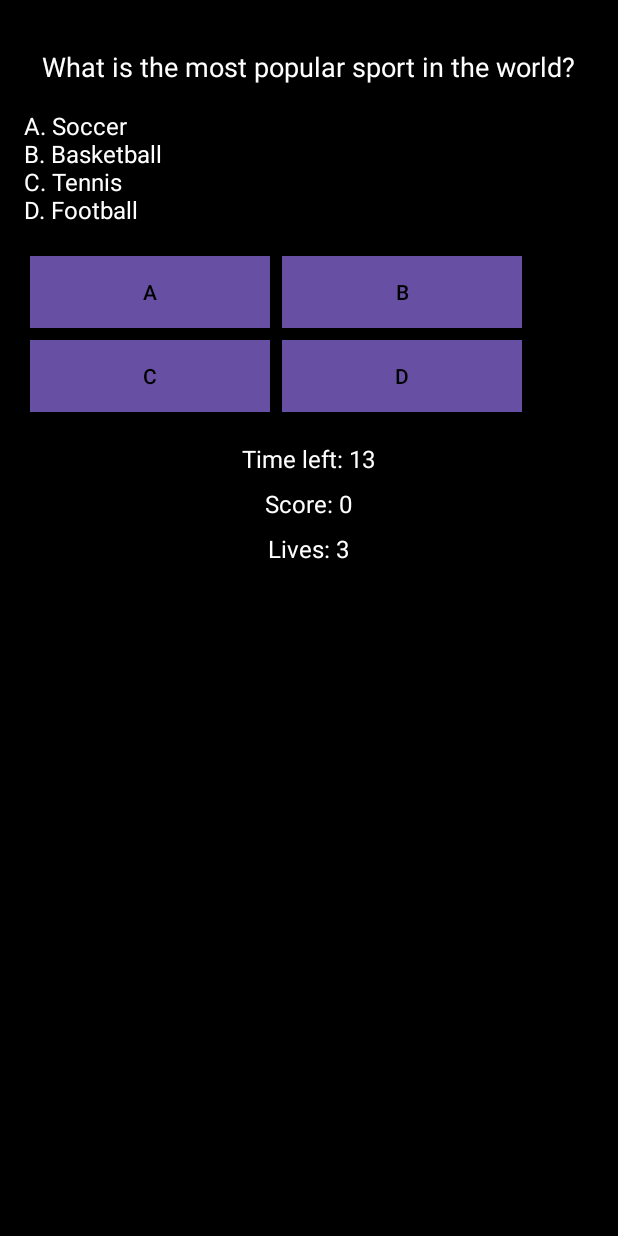
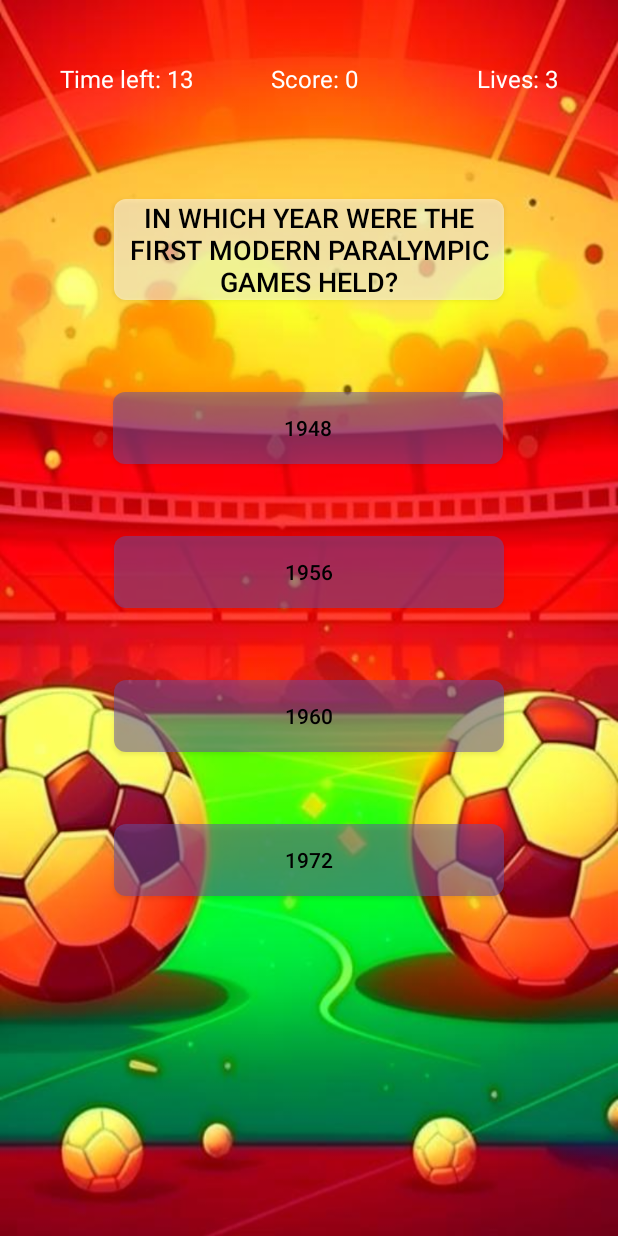
Before and after one commit to StepanWxW/ZaglushkaProject, an Android app: the QuizGameActivity screen opened directly, with no data from a screen before it, on a phone screen of 412 x 824 dp. Run offline under Robolectric (Android 15) with nearby library versions, the phone set to English and light mode, and no system bars.

Commit message:
add questions 15, change design.

```diff
--- a/app/src/main/java/snage/up/laaco/QuestionList.kt
+++ b/app/src/main/java/snage/up/laaco/QuestionList.kt
@@ -50,6 +50,22 @@ class QuestionList {
         Question("Which country won the first ICC T20 World Cup?", "India", "England", "Pakistan", "South Africa", 3),
         Question("How many Grand Slam singles titles does Serena Williams hold?", "15", "20", "23", "28", 3),
         Question("Which sport is played on a rink?", "Soccer", "Basketball", "Hockey", "Baseball", 3),
-        Question("Which country has won the most gold medals in the Summer Olympics?", "United States", "China", "Russia", "Germany", 1)
-    )
+        Question("Which country has won the most gold medals in the Summer Olympics?", "United States", "China", "Russia", "Germany", 1),
+
+        Question("What sport is known as \"The Beautiful Game\"?", "Soccer", "Rugby", "Tennis", "Baseball", 1),
+        Question("In which city is the annual tennis tournament \"Wimbledon\" held?", "Paris", "New York", "London", "Melbourne", 3),
+        Question("Which country is famous for producing legendary boxer Manny Pacquiao?", "Mexico", "Philippines", "United States", "Puerto Rico", 2),
+        Question("How many players are on a standard volleyball team?", "4", "5", "6", "7", 3),
+        Question("Which golfer is often referred to as \"The Golden Bear\"?", "Tiger Woods", "Jack Nicklaus", "Arnold Palmer", "Phil Mickelson", 2),
+        Question("In which year were the first modern Paralympic Games held?", "1948", "1956", "1960", "1972", 3),
+        Question("Which sport uses a net, a shuttlecock, and rackets?", "Badminton", "Table Tennis", "Volleyball", "Squash", 1),
+        Question("Who is the only boxer to have won world titles in eight different weight divisions?", "Muhammad Ali", "Manny Pacquiao", "Mike Tyson", "Sugar Ray Leonard", 2),
+        Question("Which country won the Rugby World Cup in 2015?", "Australia", "New Zealand", "South Africa", "England", 2),
+        Question("Which sport is associated with the \"Grand Slam\" tournaments?", "Soccer", "Tennis", "Golf", "Basketball", 2),
+        Question("What is the diameter of a basketball hoop in inches?", "12 inches", "16 inches", "18 inches", "20 inches", 3),
+        Question("Which country is known for its strong tradition in Sumo wrestling?", "China", "Japan", "Mongolia", "South Korea", 2),
+        Question("In American football, what is a \"Hail Mary\" pass?", "A pass thrown to the sideline", "A short pass near the end zone", "A long pass thrown in desperation", "A pass caught with one hand", 3),
+        Question("Which player holds the record for the most home runs hit in a single MLB season?", "Babe Ruth", "Barry Bonds", "Sammy Sosa", "Mark McGwire", 2),
+        Question("Which country is known for its dominance in rugby sevens?", "South Africa", "New Zealand", "Australia", "Fiji", 4),
+        )
 }
--- a/app/src/main/java/snage/up/laaco/QuizGameActivity.kt
+++ b/app/src/main/java/snage/up/laaco/QuizGameActivity.kt
@@ -12,7 +12,7 @@ import kotlin.random.Random
 class QuizGameActivity : AppCompatActivity() {
 
     private lateinit var questionText: TextView
-    private lateinit var answerOptionsText: TextView
+//    private lateinit var answerOptionsText: TextView
     private lateinit var answer1Button: Button
     private lateinit var answer2Button: Button
     private lateinit var answer3Button: Button
@@ -37,7 +37,7 @@ class QuizGameActivity : AppCompatActivity() {
         setContentView(R.layout.quiz_game_layout)
 
         questionText = findViewById(R.id.questionText)
-        answerOptionsText = findViewById(R.id.answerOptionsText)
+//        answerOptionsText = findViewById(R.id.answerOptionsText)
         answer1Button = findViewById(R.id.answer1Button)
         answer2Button = findViewById(R.id.answer2Button)
         answer3Button = findViewById(R.id.answer3Button)
@@ -65,8 +65,13 @@ class QuizGameActivity : AppCompatActivity() {
         currentQuestion = questions[Random.nextInt(0, questions.size)]
         questionText.text = currentQuestion.question
 
-        val answerOptions = "A. ${currentQuestion.answer1}\nB. ${currentQuestion.answer2}\nC. ${currentQuestion.answer3}\nD. ${currentQuestion.answer4}"
-        answerOptionsText.text = answerOptions
+        answer1Button.text = currentQuestion.answer1
+        answer2Button.text = currentQuestion.answer2
+        answer3Button.text = currentQuestion.answer3
+        answer4Button.text = currentQuestion.answer4
+
+//        val answerOptions = "A. ${currentQuestion.answer1}\nB. ${currentQuestion.answer2}\nC. ${currentQuestion.answer3}\nD. ${currentQuestion.answer4}"
+//        answerOptionsText.text = answerOptions
     }
 
     private fun checkAnswer(selectedAnswer: Int) {
@@ -99,7 +104,7 @@ class QuizGameActivity : AppCompatActivity() {
         answer3Button.visibility = View.GONE
         answer4Button.visibility = View.GONE
         restartButton.visibility = View.VISIBLE
-        answerOptionsText.visibility = View.GONE
+//        answerOptionsText.visibility = View.GONE
         timerText.visibility = View.GONE
         timer.cancel()
 
@@ -131,7 +136,7 @@ class QuizGameActivity : AppCompatActivity() {
         answer3Button.visibility = View.VISIBLE
         answer4Button.visibility = View.VISIBLE
         restartButton.visibility = View.GONE
-        answerOptionsText.visibility = View.VISIBLE
+//        answerOptionsText.visibility = View.VISIBLE
         updateScoreLive()
         startTimer()
     }
--- /dev/null
+++ b/app/src/main/res/drawable/custom_button_background.xml
@@ -0,0 +1,5 @@
+<shape xmlns:android="http://schemas.android.com/apk/res/android"
+    android:shape="rectangle">
+    <solid android:color="#80FFFFFF" /> <!-- Здесь #80 добавляет прозрачность к цвету -->
+    <corners android:radius="8dp" /> <!-- Здесь можно настроить радиус скругления углов -->
+</shape>
--- /dev/null
+++ b/app/src/main/res/drawable/custom_textview_background.xml
@@ -0,0 +1,7 @@
+<?xml version="1.0" encoding="utf-8"?>
+<selector xmlns:android="http://schemas.android.com/apk/res/android">
+    <shape>
+        <solid android:color="#333333" /> <!-- Цвет фона -->
+        <corners android:radius="8dp" /> <!-- Скругление углов -->
+    </shape>
+</selector>
--- a/app/src/main/res/layout/quiz_game_layout.xml
+++ b/app/src/main/res/layout/quiz_game_layout.xml
@@ -5,123 +5,142 @@
     android:layout_width="match_parent"
     android:layout_height="match_parent"
     android:background="#000000"
-    android:padding="16dp"
     tools:context="snage.up.laaco.QuizGameActivity">
+    <ImageView
+        android:id="@+id/imageView"
+        android:layout_width="match_parent"
+        android:layout_height="match_parent"
+        android:scaleType="fitXY"
+        app:srcCompat="@drawable/kandinsky_download_1693227637469" />
 
-    <TextView
-        android:id="@+id/questionText"
-        android:layout_width="wrap_content"
-        android:layout_height="wrap_content"
-        android:layout_centerHorizontal="true"
-        android:layout_marginTop="16dp"
-        android:text="Question"
-        android:textSize="18sp"
-        android:textColor="#FFFFFF" />
-
-    <TextView
-        android:id="@+id/answerOptionsText"
+    <androidx.constraintlayout.widget.ConstraintLayout
+        android:id="@+id/answerButtonsLayout"
         android:layout_width="match_parent"
-        android:layout_height="wrap_content"
-        android:layout_below="@id/questionText"
-        android:layout_centerHorizontal="true"
-        android:layout_marginTop="16dp"
-        android:textSize="16sp"
-        android:textColor="#FFFFFF" />
-
-    <GridLayout
-        android:id="@+id/answerButtonsGrid"
-        android:layout_width="match_parent"
-        android:layout_height="wrap_content"
-        android:layout_below="@id/answerOptionsText"
-        android:layout_centerHorizontal="true"
-        android:layout_marginTop="16dp"
-        android:columnCount="2"
-        android:rowCount="2"
-        android:alignmentMode="alignMargins"
-        android:columnOrderPreserved="false"
-        android:useDefaultMargins="true">
+        android:layout_height="match_parent"
+        android:layout_alignParentTop="true"
+        android:layout_alignParentBottom="true"
+        android:layout_marginTop="1dp"
+        android:layout_marginBottom="-1dp">
 
         <Button
-            android:id="@+id/answer1Button"
-            android:layout_width="160dp"
-            android:layout_height="wrap_content"
-            android:background="#FFFFFF"
-            android:gravity="center"
-            android:text="A"
-            android:textColor="#000000" />
+        android:id="@+id/answer1Button"
+        style="@style/CustomButtonStyle"
+        android:layout_width="260dp"
+        android:layout_height="wrap_content"
+        android:layout_marginTop="260dp"
+        android:text="A"
+        android:singleLine="false"
+        app:layout_constraintEnd_toEndOf="parent"
+        app:layout_constraintHorizontal_bias="0.496"
+        app:layout_constraintHorizontal_chainStyle="packed"
+        app:layout_constraintStart_toStartOf="parent"
+        app:layout_constraintTop_toTopOf="@id/answerButtonsLayout" />
 
         <Button
             android:id="@+id/answer2Button"
-            android:layout_width="160dp"
+            android:layout_width="260dp"
             android:layout_height="wrap_content"
-            android:background="#FFFFFF"
+            android:layout_marginTop="48dp"
+            style="@style/CustomButtonStyle"
             android:gravity="center"
             android:text="B"
-            android:textColor="#000000" />
+            android:textColor="#000000"
+            app:layout_constraintEnd_toEndOf="parent"
+            app:layout_constraintStart_toStartOf="parent"
+            app:layout_constraintTop_toBottomOf="@+id/answer1Button" />
 
         <Button
             android:id="@+id/answer3Button"
-            android:layout_width="160dp"
+            android:layout_width="260dp"
             android:layout_height="wrap_content"
-            android:background="#FFFFFF"
+            android:layout_marginTop="48dp"
+            style="@style/CustomButtonStyle"
             android:gravity="center"
             android:text="C"
-            android:textColor="#000000" />
+            android:textColor="#000000"
+            app:layout_constraintEnd_toEndOf="parent"
+            app:layout_constraintHorizontal_bias="0.498"
+            app:layout_constraintHorizontal_chainStyle="packed"
+            app:layout_constraintStart_toStartOf="parent"
+            app:layout_constraintTop_toBottomOf="@+id/answer2Button" />
 
         <Button
             android:id="@+id/answer4Button"
-            android:layout_width="160dp"
+            android:layout_width="260dp"
             android:layout_height="wrap_content"
-            android:background="#FFFFFF"
+            android:layout_marginTop="48dp"
+            style="@style/CustomButtonStyle"
             android:gravity="center"
             android:text="D"
-            android:textColor="#000000" />
+            android:textColor="#000000"
+            app:layout_constraintEnd_toEndOf="parent"
+            app:layout_constraintHorizontal_bias="0.498"
+            app:layout_constraintStart_toStartOf="parent"
+            app:layout_constraintTop_toBottomOf="@+id/answer3Button" />
 
-    </GridLayout>
+        <TextView
+            android:id="@+id/scoreText"
+            android:layout_width="wrap_content"
+            android:layout_height="wrap_content"
+            android:layout_marginTop="40dp"
+            android:text="Score: 0"
+            android:textColor="#FFFFFF"
+            android:textSize="16sp"
+            app:layout_constraintEnd_toEndOf="parent"
+            app:layout_constraintHorizontal_bias="0.511"
+            app:layout_constraintStart_toStartOf="parent"
+            app:layout_constraintTop_toTopOf="parent" />
 
-    <TextView
-        android:id="@+id/timerText"
-        android:layout_width="wrap_content"
-        android:layout_height="wrap_content"
-        android:layout_below="@id/answerButtonsGrid"
-        android:layout_centerHorizontal="true"
-        android:layout_marginTop="16dp"
-        android:text="Time left: 10"
-        android:textSize="16sp"
-        android:textColor="#FFFFFF" />
+        <TextView
+            android:id="@+id/livesText"
+            android:layout_width="wrap_content"
+            android:layout_height="wrap_content"
+            android:layout_marginTop="40dp"
+            android:layout_marginEnd="40dp"
+            android:text="Lives: 3"
+            android:textColor="#FFFFFF"
+            android:textSize="16sp"
+            app:layout_constraintEnd_toEndOf="parent"
+            app:layout_constraintTop_toTopOf="parent" />
 
-    <TextView
-        android:id="@+id/scoreText"
-        android:layout_width="wrap_content"
-        android:layout_height="wrap_content"
-        android:layout_below="@id/timerText"
-        android:layout_centerHorizontal="true"
-        android:layout_marginTop="8dp"
-        android:text="Score: 0"
-        android:textSize="16sp"
-        android:textColor="#FFFFFF" />
+        <TextView
+            android:id="@+id/questionText"
+            android:layout_width="260dp"
+            android:layout_height="wrap_content"
+            android:text="Question"
+            style="@style/CustomButtonStyle"
+            android:textSize="18sp"
+            android:gravity="center"
+            app:layout_constraintBottom_toTopOf="@+id/answer1Button"
+            app:layout_constraintEnd_toEndOf="parent"
+            app:layout_constraintStart_toStartOf="parent"
+            app:layout_constraintTop_toTopOf="parent"
+            app:layout_constraintVertical_bias="0.682" />
 
-    <TextView
-        android:id="@+id/livesText"
-        android:layout_width="wrap_content"
-        android:layout_height="wrap_content"
-        android:layout_below="@id/scoreText"
-        android:layout_centerHorizontal="true"
-        android:layout_marginTop="8dp"
-        android:text="Lives: 3"
-        android:textSize="16sp"
-        android:textColor="#FFFFFF" />
+        <TextView
+            android:id="@+id/timerText"
+            android:layout_width="wrap_content"
+            android:layout_height="wrap_content"
+            android:layout_marginStart="40dp"
+            android:layout_marginTop="40dp"
+            android:text="Time left: 10"
+            android:textColor="#FFFFFF"
+            android:textSize="16sp"
+            app:layout_constraintStart_toStartOf="parent"
+            app:layout_constraintTop_toTopOf="parent" />
 
-    <Button
-        android:id="@+id/restartButton"
-        android:layout_width="wrap_content"
-        android:layout_height="wrap_content"
-        android:layout_below="@id/livesText"
-        android:layout_centerHorizontal="true"
-        android:layout_marginTop="16dp"
-        android:text="Restart"
-        android:visibility="gone"
-        android:textColor="#000000"
-        android:background="#FFFFFF" />
+
+        <Button
+            android:id="@+id/restartButton"
+            android:layout_width="wrap_content"
+            android:layout_height="wrap_content"
+            android:text="Restart"
+            style="@style/CustomButtonStyle"
+            app:layout_constraintBottom_toBottomOf="parent"
+            app:layout_constraintEnd_toEndOf="parent"
+            app:layout_constraintStart_toStartOf="parent"
+            app:layout_constraintTop_toBottomOf="@+id/answer4Button"
+            android:visibility="gone"/>
+    </androidx.constraintlayout.widget.ConstraintLayout>
 
 </RelativeLayout>
--- /dev/null
+++ b/app/src/main/res/values/styles.xml
@@ -0,0 +1,9 @@
+<resources>
+    <!-- Существующие стили ... -->
+
+    <style name="CustomButtonStyle" parent="Widget.AppCompat.Button">
+        <item name="android:background">@drawable/custom_button_background</item>
+        <item name="android:textColor">#000000</item>
+        <item name="android:gravity">center</item>
+    </style>
+</resources>
```
Also changed, not shown: app/src/main/res/drawable/kandinsky_download_1693227637469.png (added).
